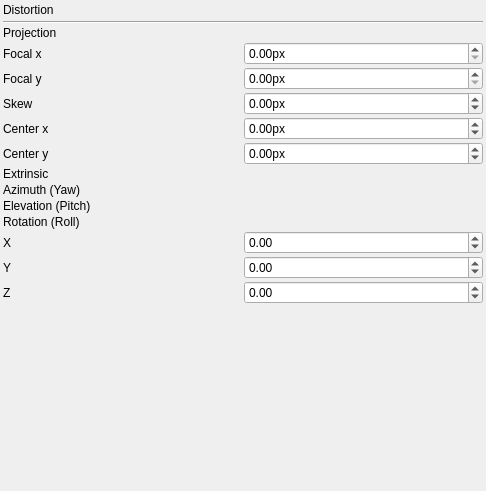
NickPenkrat/corecvs, file utils/distortioncorrector/cameraModelParametersControlWidget.ui: the form before one commit.
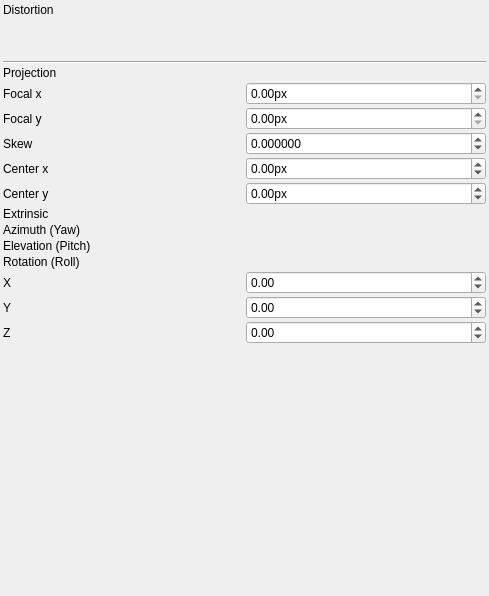
The form after the commit. Custom widgets are drawn as their Qt base class.

What changed in the file:
```diff
--- a/utils/distortioncorrector/cameraModelParametersControlWidget.ui
+++ b/utils/distortioncorrector/cameraModelParametersControlWidget.ui
@@ -6,8 +6,8 @@
    <rect>
     <x>0</x>
     <y>0</y>
-    <width>486</width>
-    <height>491</height>
+    <width>489</width>
+    <height>596</height>
    </rect>
   </property>
   <property name="windowTitle">
@@ -37,7 +37,14 @@
     </widget>
    </item>
    <item row="1" column="0" colspan="2">
-    <widget class="LensDistortionModelParametersControlWidget" name="lensDistortionWidget" native="true"/>
+    <widget class="LensDistortionModelParametersControlWidget" name="lensDistortionWidget" native="true">
+     <property name="minimumSize">
+      <size>
+       <width>0</width>
+       <height>40</height>
+      </size>
+     </property>
+    </widget>
    </item>
    <item row="2" column="0" colspan="2">
     <widget class="Line" name="line">
@@ -69,7 +76,10 @@
    <item row="6" column="1">
     <widget class="QDoubleSpinBox" name="spinBoxSkew">
      <property name="suffix">
-      <string>px</string>
+      <string/>
+     </property>
+     <property name="decimals">
+      <number>6</number>
      </property>
      <property name="minimum">
       <double>-1000000000.000000000000000</double>
```
